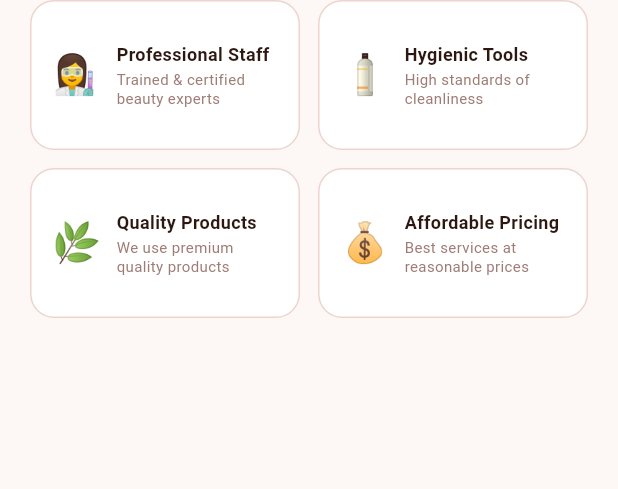
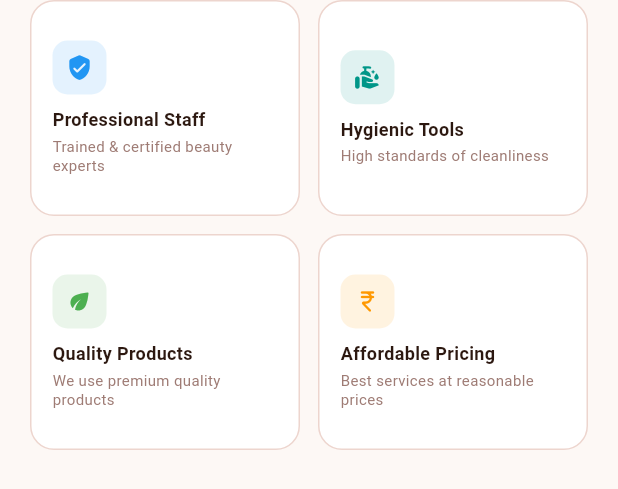
Before and after one commit to oliverbeautyparlour-arch/oliverbeauty, a Flutter app: the _WhyChooseUs widget shown alone on an empty page, opened directly, on a phone screen of 412 x 824 dp. Shown: the top 489 px of the screen. Run offline on Flutter 3.47's test engine with Material 3 defaults, Android fonts, the phone set to English and light mode, and no system bars; our stand-ins replace carousel_slider, fl_chart, google_sign_in, shared_preferences, shimmer; accounts and stored records are empty; network calls fail; Roboto replaces fonts that are missing (Georgia).

Commit message:
responsive check

```diff
--- a/lib/frontend/gallery_screen.dart
+++ b/lib/frontend/gallery_screen.dart
@@ -34,11 +34,11 @@ class _GalleryScreenState extends State<GalleryScreen>
 
   final categories = [
     'All Services',
-    'Hair',
-    'Skin',
-    'Makeup',
-    'Nails',
-    'Bridal',
+    // 'Hair',
+    // 'Skin',
+    // 'Makeup',
+    // 'Nails',
+    // 'Bridal',
   ];
     List<ServiceModel> allServices = [];
   bool isLoading = true;
--- a/lib/frontend/home_screen.dart
+++ b/lib/frontend/home_screen.dart
@@ -727,24 +727,28 @@ class _PromoBanner extends StatelessWidget {
 class _WhyChooseUs extends StatelessWidget {
   final items = const [
     {
-      'icon': '👩‍🔬',
+      'icon': Icons.verified_user_rounded,
       'title': 'Professional Staff',
       'sub': 'Trained & certified beauty experts',
+      'color': Colors.blue,
     },
     {
-      'icon': '🧴',
+      'icon': Icons.clean_hands_rounded,
       'title': 'Hygienic Tools',
       'sub': 'High standards of cleanliness',
+      'color': Colors.teal,
     },
     {
-      'icon': '🌿',
+      'icon': Icons.eco_rounded,
       'title': 'Quality Products',
       'sub': 'We use premium quality products',
+      'color': Colors.green,
     },
     {
-      'icon': '💰',
+      'icon': Icons.currency_rupee_rounded,
       'title': 'Affordable Pricing',
       'sub': 'Best services at reasonable prices',
+      'color': Colors.orange,
     },
   ];
 
@@ -759,7 +763,7 @@ class _WhyChooseUs extends StatelessWidget {
           crossAxisCount: 2,
           crossAxisSpacing: 12,
           mainAxisSpacing: 12,
-          childAspectRatio: 1.8,
+          childAspectRatio: 1.25, // was 1.8 — taller cards, more breathing room
         ),
         itemCount: items.length,
         itemBuilder: (ctx, i) => FadeSlideIn(
@@ -771,33 +775,44 @@ class _WhyChooseUs extends StatelessWidget {
               borderRadius: BorderRadius.circular(16),
               border: Border.all(color: AppTheme.divider),
             ),
-            child: Row(
-              children: [
-                Text(items[i]['icon']!, style: TextStyle(fontSize: 26)),
-                const SizedBox(width: 10),
-                Expanded(
             child: Column(
               crossAxisAlignment: CrossAxisAlignment.start,
               mainAxisAlignment: MainAxisAlignment.center,
+              mainAxisSize: MainAxisSize.min,
               children: [
+                Container(
+                  width: 36,
+                  height: 36,
+                  decoration: BoxDecoration(
+                    color: (items[i]['color'] as Color).withValues(alpha: 0.12),
+                    borderRadius: BorderRadius.circular(10),
+                  ),
+                  child: Icon(
+                    items[i]['icon'] as IconData,
+                    color: items[i]['color'] as Color,
+                    size: 18,
+                  ),
+                ),
+                const SizedBox(height: 8),
                 Text(
-                        items[i]['title']!,
+                  items[i]['title'] as String,
+                  maxLines: 2,
+                  overflow: TextOverflow.ellipsis,
                   style: const TextStyle(
                     fontSize: 12,
                     fontWeight: FontWeight.w700,
                     color: AppTheme.textDark,
                   ),
                 ),
-                      const SizedBox(height: 2),
+                const SizedBox(height: 3),
                 Text(
-                        items[i]['sub']!,
+                  items[i]['sub'] as String,
+                  maxLines: 2,
+                  overflow: TextOverflow.ellipsis,
                   style: const TextStyle(
                     fontSize: 10,
                     color: AppTheme.textLight,
                     height: 1.3,
-                        ),
-                      ),
-                    ],
                   ),
                 ),
               ],
```
Also changed, not shown: 1 other file. Lines whose indentation alone changed are shown as unchanged.
